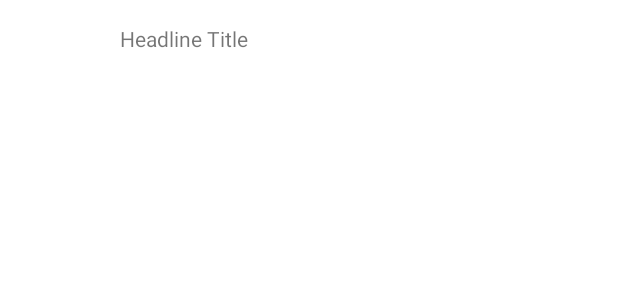
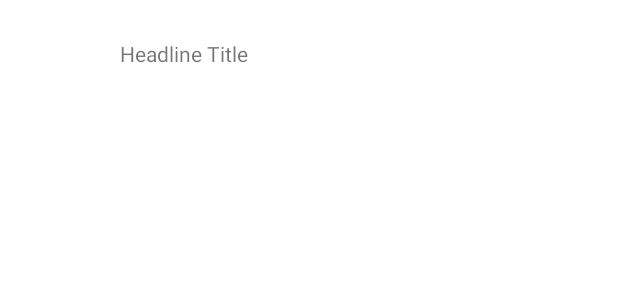
Before and after one commit to hfaria/topheadlines-android, an Android app: the layout top_headlines_list_item.xml on its own in the app's theme, with its tools: preview values and no code run, on a phone screen of 412 x 824 dp. Shown: the top 300 px of the screen. Run offline under Robolectric (Android 15) with nearby library versions, the phone set to English and light mode, and no system bars.

Commit message:
Layout adjustments on TopHeadlines screen

```diff
--- a/app/src/main/java/com/hfaria/ctw/topheadlines/ui/TopHeadlinesFragment.kt
+++ b/app/src/main/java/com/hfaria/ctw/topheadlines/ui/TopHeadlinesFragment.kt
@@ -14,6 +14,7 @@ import androidx.biometric.BiometricPrompt
 import androidx.core.content.ContextCompat
 import androidx.lifecycle.lifecycleScope
 import androidx.paging.LoadState
+import androidx.recyclerview.widget.DividerItemDecoration
 import com.hfaria.ctw.topheadlines.BuildConfig
 import com.hfaria.ctw.topheadlines.R
 import com.hfaria.ctw.topheadlines.databinding.FragmentTopHeadlinesBinding
--- a/app/src/main/res/layout/top_headlines_list_item.xml
+++ b/app/src/main/res/layout/top_headlines_list_item.xml
@@ -5,6 +5,7 @@
     xmlns:android="http://schemas.android.com/apk/res/android"
     android:layout_width="match_parent"
     android:layout_height="wrap_content"
+    android:background="?android:selectableItemBackground"
     android:padding="8dp">
 
     <ImageView
@@ -22,5 +23,6 @@
         android:padding="8dp"
         android:textSize="14sp"
         android:layout_marginStart="8dp"
+        android:layout_gravity="center_vertical"
         tools:text="Headline Title" />
 </LinearLayout>
```
